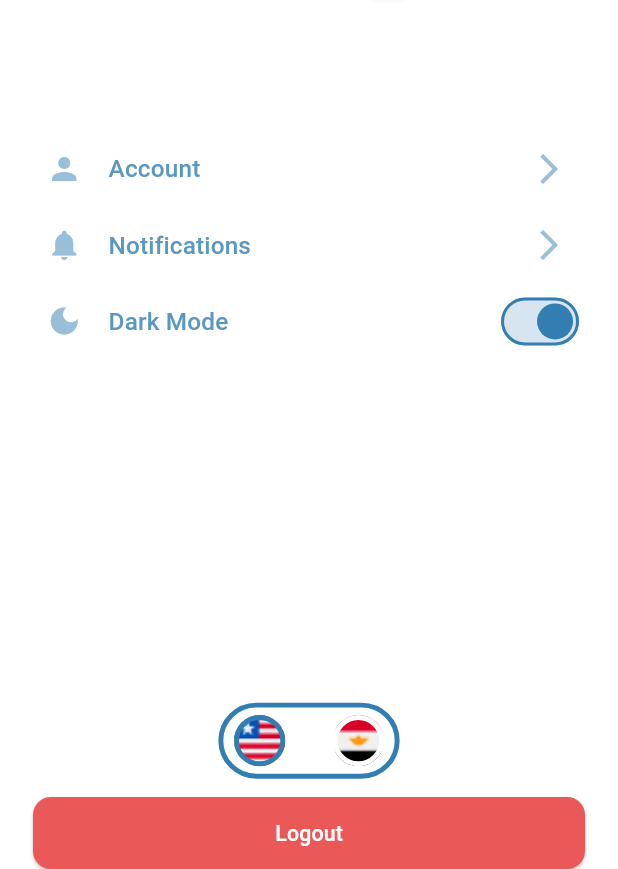
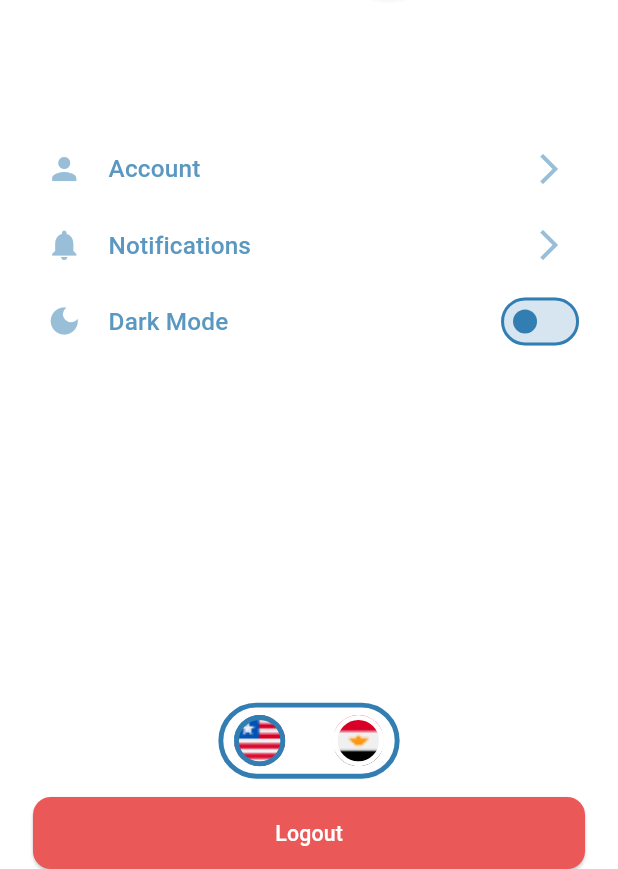
Before and after one commit to Osama-El-Dawli/Healora-app, a Flutter app: the SettingsScreen screen opened directly with empty values, on a phone screen of 412 x 824 dp, the part 367-1236 px from its top. Run offline on Flutter 3.47's test engine with Material 3 defaults, Android fonts, the phone set to English and light mode, and no system bars; our stand-ins replace bloc, cloud_firestore, dio, dots_indicator, easy_localization, firebase_auth and 10 more; accounts and stored records are empty.

Commit message:
feat: Implement theme management with ThemeCubit and update settings for dark mode

```diff
--- /dev/null
+++ b/lib/core/theme/cubit/theme_cubit.dart
@@ -0,0 +1,25 @@
+import 'package:bloc/bloc.dart';
+import 'package:flutter_bloc/flutter_bloc.dart';
+import 'package:healora/core/cache/hive_manager.dart';
+import 'package:healora/core/theme/cubit/theme_state.dart';
+
+class ThemeCubit extends Cubit<ThemeState> {
+  ThemeCubit()
+    : super(
+        HiveManager.getTheme()
+            ? const DarkThemeState()
+            : const LightThemeState(),
+      );
+
+  void toggleTheme() {
+    if (state is LightThemeState) {
+      emit(const DarkThemeState());
+      HiveManager.saveTheme(true);
+    } else {
+      emit(const LightThemeState());
+      HiveManager.saveTheme(false);
+    }
+  }
+
+  bool get isDark => state is DarkThemeState;
+}
--- /dev/null
+++ b/lib/core/theme/cubit/theme_state.dart
@@ -0,0 +1,11 @@
+abstract class ThemeState {
+  const ThemeState();
+}
+
+class LightThemeState extends ThemeState {
+  const LightThemeState();
+}
+
+class DarkThemeState extends ThemeState {
+  const DarkThemeState();
+}
--- a/lib/features/auth/login/cubit/login_cubit.dart
+++ b/lib/features/auth/login/cubit/login_cubit.dart
@@ -26,6 +26,8 @@ class LoginCubit extends Cubit<LoginState> {
       } else {
         emit(LoginFailure(generalError: 'unknown_error'.tr()));
       }
+    } catch (e) {
+      emit(LoginFailure(generalError: e.toString()));
     }
   }
 }
--- a/lib/features/auth/register/data/models/user_model.dart
+++ b/lib/features/auth/register/data/models/user_model.dart
@@ -68,7 +68,7 @@ class UserModel extends HiveObject {
       phoneNumber: map['phoneNumber'] ?? '',
       role: map['role'] ?? '',
       specialization: map['specialization'] ?? '',
-      imageUrl: map['imageUrl'],
+      imageUrl: map['imageUrl'] ?? Assets.imagesAvatar,
     );
   }
 }
--- a/lib/features/settings/presentation/widgets/settings_item.dart
+++ b/lib/features/settings/presentation/widgets/settings_item.dart
@@ -8,13 +8,13 @@ class SettingsItem extends StatelessWidget {
   IconData icon;
   String title;
   Widget leading;
-  VoidCallback onpressed;
+  VoidCallback? onpressed;
   SettingsItem({
     super.key,
     required this.icon,
     required this.title,
     required this.leading,
-    required this.onpressed,
+    this.onpressed,
   });
 
   @override
--- a/lib/features/settings/presentation/widgets/settings_list.dart
+++ b/lib/features/settings/presentation/widgets/settings_list.dart
@@ -1,19 +1,15 @@
 import 'package:flutter/material.dart';
+import 'package:flutter_bloc/flutter_bloc.dart';
 import 'package:flutter_screenutil/flutter_screenutil.dart';
 import 'package:healora/core/routes/routes.dart';
 import 'package:healora/core/theme/app_colors.dart';
+import 'package:healora/core/theme/cubit/theme_cubit.dart';
+import 'package:healora/core/theme/cubit/theme_state.dart';
 
 import 'package:healora/features/settings/presentation/widgets/settings_item.dart';
 
-class SettingsList extends StatefulWidget {
+class SettingsList extends StatelessWidget {
   const SettingsList({super.key});
-
-  @override
-  State<SettingsList> createState() => _SettingsListState();
-}
-
-class _SettingsListState extends State<SettingsList> {
-  bool isDark = true;
 
   @override
   Widget build(BuildContext context) {
@@ -27,12 +23,11 @@ class _SettingsListState extends State<SettingsList> {
           child: Padding(
             padding: EdgeInsetsDirectional.only(start: 8.w),
             child: SettingsItem(
-              onpressed: () {
-                Navigator.pushNamed(context, AppRoutes.editAccountScreen);
-              },
+              onpressed: () =>
+                  Navigator.pushNamed(context, AppRoutes.editAccountScreen),
               icon: Icons.person,
               title: 'account',
-              leading: Icon(Icons.arrow_forward_ios),
+              leading: const Icon(Icons.arrow_forward_ios),
             ),
           ),
         ),
@@ -44,29 +39,28 @@ class _SettingsListState extends State<SettingsList> {
           child: Padding(
             padding: EdgeInsetsDirectional.only(start: 8.w),
             child: SettingsItem(
-              onpressed: () {
-                Navigator.pushNamed(context, AppRoutes.notificationsScreen);
-              },
+              onpressed: () =>
+                  Navigator.pushNamed(context, AppRoutes.notificationsScreen),
               icon: Icons.notifications,
               title: 'notifications',
-              leading: Icon(Icons.arrow_forward_ios),
+              leading: const Icon(Icons.arrow_forward_ios),
             ),
           ),
         ),
         Padding(
           padding: EdgeInsetsDirectional.only(start: 8.w),
-          child: SettingsItem(
-            onpressed: () {},
-            icon: Icons.dark_mode,
-            title: 'dark_mode',
-            leading: Switch(
-              value: isDark,
-              onChanged: (bool value) {
-                setState(() {
-                  isDark = value;
-                });
-              },
-            ),
+          child: BlocBuilder<ThemeCubit, ThemeState>(
+            builder: (context, state) {
+              final isDark = state is DarkThemeState;
+              return SettingsItem(
+                icon: Icons.dark_mode,
+                title: 'dark_mode',
+                leading: Switch(
+                  value: isDark,
+                  onChanged: (_) => context.read<ThemeCubit>().toggleTheme(),
+                ),
+              );
+            },
           ),
         ),
       ],
```
Also changed, not shown: lib/core/cache/hive_manager.dart (+10 -0 lines), lib/main.dart (+13 -2 lines).
